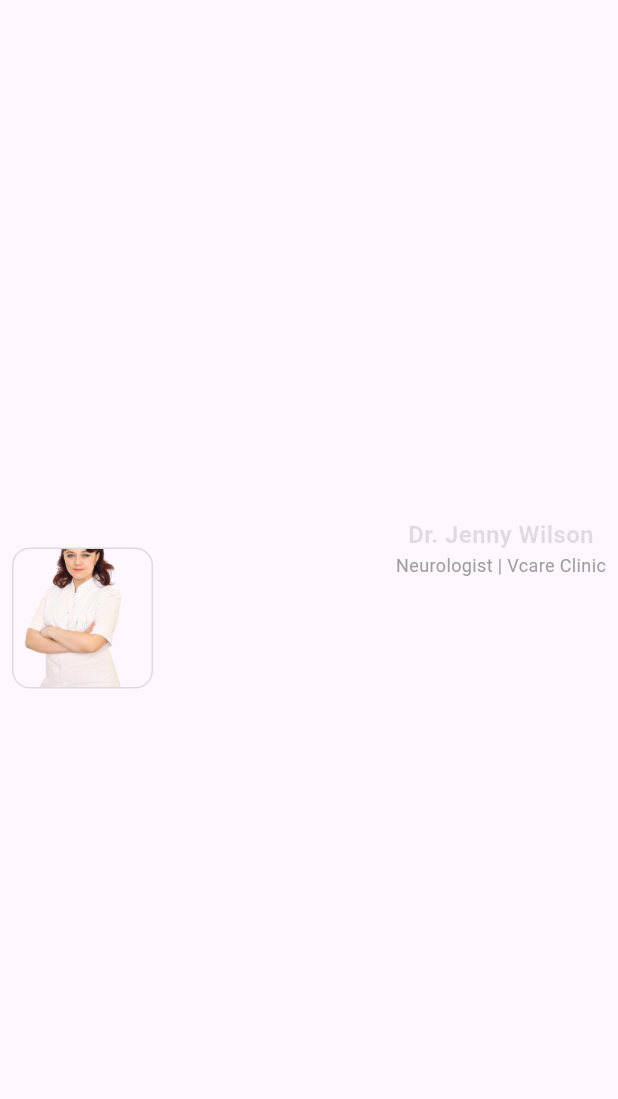
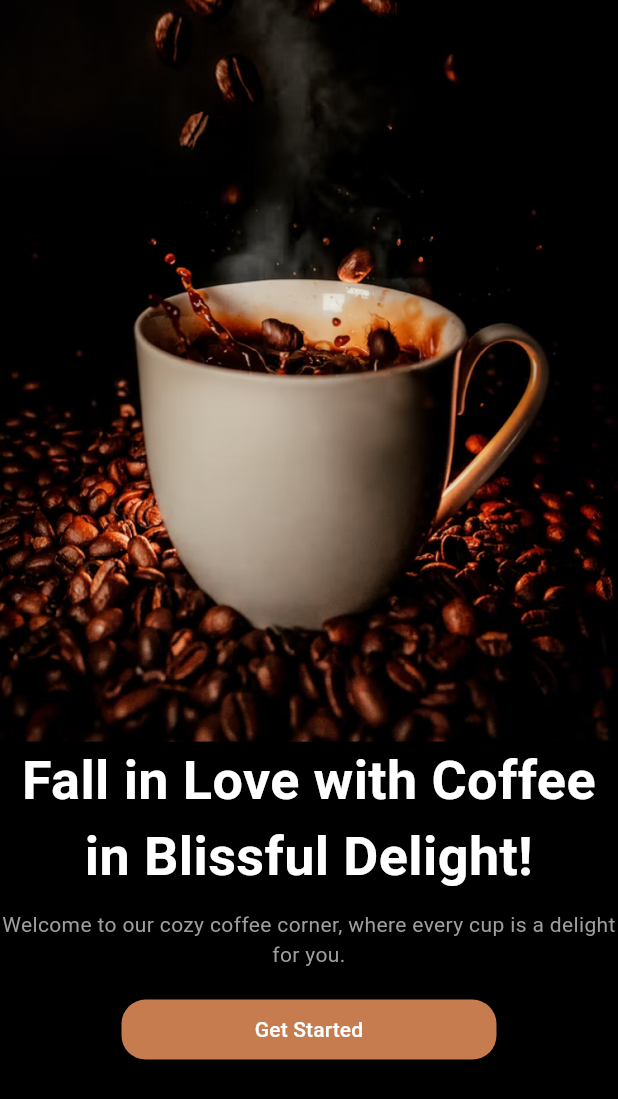
Before and after one commit to honeyman22/StartApp, a Flutter app: the screen it shows after launch, after a tap on "Get Started", on a phone screen of 412 x 824 dp. Shown: the top 1099 px of the screen. Run offline on Flutter 3.47's test engine with Material 3 defaults, Android fonts, the phone set to English and light mode, and no system bars.

Commit message:
feat: coffee shop  getting started page done

```diff
--- /dev/null
+++ b/lib/features/coffeeshop/presentation/gettingstarted/mainhome.dart
@@ -0,0 +1,85 @@
+import 'package:flutter/material.dart';
+import 'package:tutatrials/features/login/presentation/widgets/custom_button.dart';
+
+class CoffeeshopGettingStarted extends StatelessWidget {
+  const CoffeeshopGettingStarted({super.key});
+
+  @override
+  Widget build(BuildContext context) {
+    return Scaffold(
+      body: Column(
+        children: [
+          /// Background Image (Takes Half of the Screen)
+          Expanded(
+            flex: 6, // 2 parts of the screen
+            child: Image.asset(
+              'assets/images/coffeemain.png',
+              fit: BoxFit.cover,
+              width: double.infinity,
+            ),
+          ),
+
+          /// Content Section (Takes the remaining space)
+          Expanded(
+            flex: 4, // 1 part of the screen
+            child: Stack(
+              alignment: Alignment.topRight, // Centers content inside Stack
+              children: [
+                /// Background Container
+                Container(
+                  padding: const EdgeInsets.all(20),
+                  height: double.infinity,
+                  decoration: const BoxDecoration(
+                    color: Colors.black,
+                  ),
+                ),
+
+                /// Content (Title + Subtitle + Button)
+                Column(
+                  mainAxisSize: MainAxisSize.min,
+                  crossAxisAlignment: CrossAxisAlignment.center,
+                  children: [
+                    /// Title
+                    const Text(
+                      'Fall in Love with Coffee in Blissful Delight!',
+                      textAlign: TextAlign.center,
+                      style: TextStyle(
+                        color: Colors.white,
+                        fontWeight: FontWeight.bold,
+                        fontSize: 36,
+                      ),
+                    ),
+                    const SizedBox(height: 10),
+
+                    /// Subtitle
+                    const Text(
+                      'Welcome to our cozy coffee corner, where every cup is a delight for you.',
+                      textAlign: TextAlign.center,
+                      style: TextStyle(
+                        color: Colors.grey,
+                        fontSize: 14,
+                      ),
+                    ),
+                    const SizedBox(height: 20),
+
+                    /// Button
+                    CustomButton(
+                      text: "Get Started",
+                      onPressed: () =>
+                          Navigator.pushNamed(context, '/coffehome'),
+                      backgroundColor: const Color(0xFFC67C4E),
+                      textColor: Colors.white,
+                      width: 250,
+                      height: 40,
+                      borderRadius: 16,
+                    ),
+                  ],
+                ),
+              ],
+            ),
+          )
+        ],
+      ),
+    );
+  }
+}
--- a/lib/features/home/presentation/getstarted.dart
+++ b/lib/features/home/presentation/getstarted.dart
@@ -51,7 +51,8 @@ class GetStartedPage extends StatelessWidget {
                   SizedBox(height: 10),
                   CustomButton(
                       text: "Get Started",
-                      onPressed: () => Navigator.pushNamed(context, '/home'),
+                      onPressed: () =>
+                          Navigator.pushNamed(context, '/coffeehome'),
                       backgroundColor: Color(0xFF1565C0),
                       textColor: Colors.white,
                       width: 280,
--- a/lib/features/login/presentation/widgets/custom_button.dart
+++ b/lib/features/login/presentation/widgets/custom_button.dart
@@ -30,7 +30,8 @@ class CustomButton extends StatelessWidget {
       child: ElevatedButton(
         style: ElevatedButton.styleFrom(
           backgroundColor: backgroundColor, // ✅ Set background color
-          foregroundColor: textColor, // ✅ Set text/icon color
+          foregroundColor: textColor,
+          // ✅ Set text/icon color
           shape: RoundedRectangleBorder(
             borderRadius: BorderRadius.circular(borderRadius),
           ),
--- a/lib/main.dart
+++ b/lib/main.dart
@@ -1,4 +1,5 @@
 import 'package:flutter/material.dart';
+import 'package:tutatrials/features/coffeeshop/presentation/gettingstarted/mainhome.dart';
 import 'package:tutatrials/features/home/presentation/getstarted.dart';
 import 'package:tutatrials/features/home/home.dart';
 
@@ -15,7 +16,8 @@ class MyApp extends StatelessWidget {
     return MaterialApp(
       routes: {
         '/': (context) => GetStartedPage(),
-        '/home': (context) => HomePage()
+        '/home': (context) => HomePage(),
+        "/coffeehome": (context) => CoffeeshopGettingStarted(),
       },
     );
   }
```
Also changed, not shown: assets/images/coffeemain.png (added).
